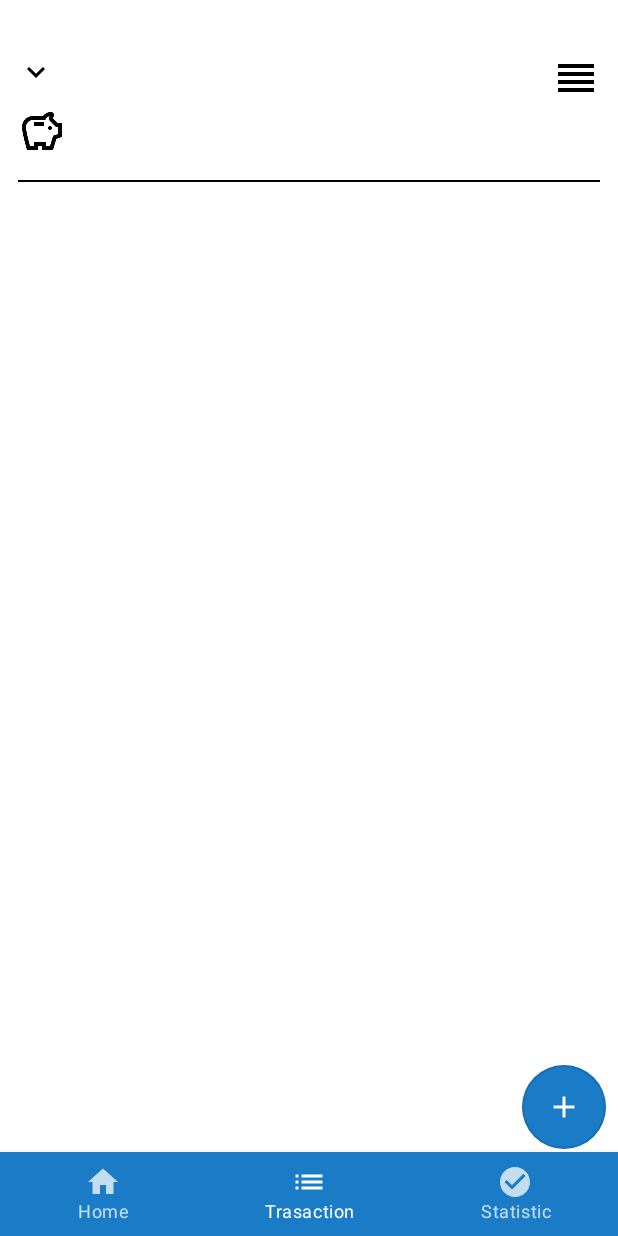
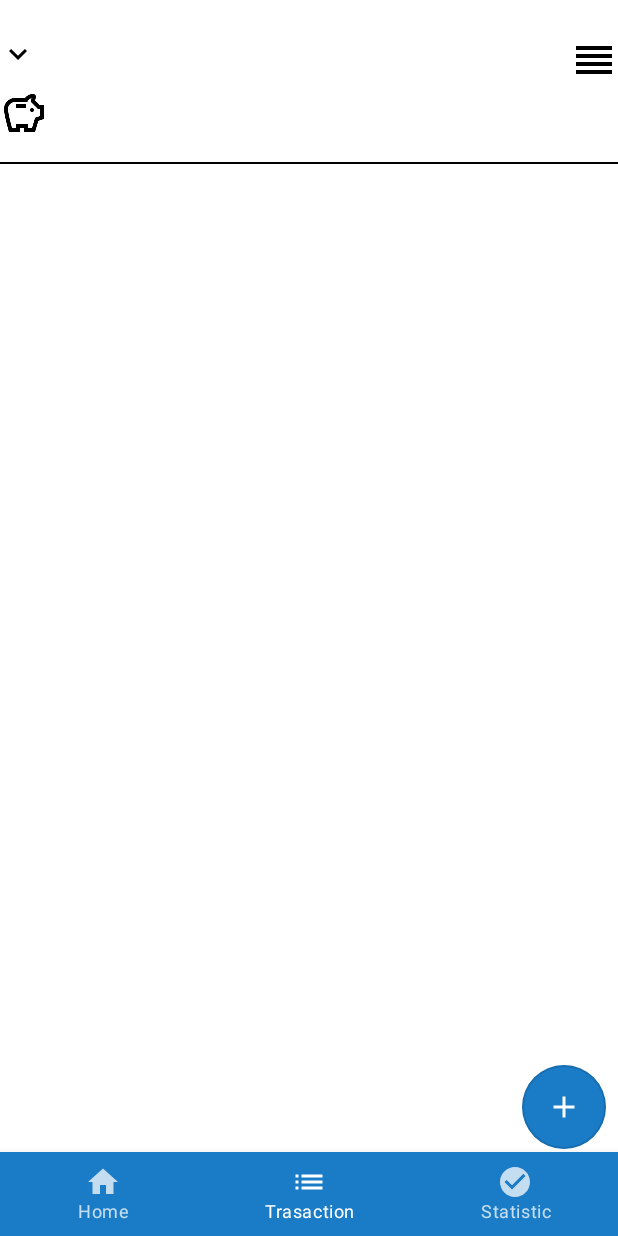
Before and after one commit to Mister-Casper/MoneyManager, an Android app built with Jetpack Compose: the MoneyManagerScreen screen opened through its navigation route, on a phone screen of 412 x 824 dp. Run offline under Robolectric (Android 15) with nearby library versions, the phone set to English and light mode, and no system bars; our stand-ins replace Dagger/Hilt's generated code, Firebase (no records; nobody signed in at launch, a user with empty details on screens opened directly), Room's generated code, accompanist; libraries missing offline, so code that uses them is left out: com.github.mikephil.charting, com.google.accompanist.navigation; 8 statements that could not run were skipped.

Commit message:
Update TransactionsScreen.kt

```diff
--- a/app/src/main/java/com/sgcdeveloper/moneymanager/presentation/ui/transactions/TransactionsScreen.kt
+++ b/app/src/main/java/com/sgcdeveloper/moneymanager/presentation/ui/transactions/TransactionsScreen.kt
@@ -50,8 +50,6 @@ fun TransactionsScreen(transactionsViewModel: TransactionsViewModel, navControll
             .fillMaxSize()
             .padding(bottom = 50.dp)
     ) {
-        LazyColumn(Modifier.padding(12.dp)) {
-            item {
         Column(Modifier.fillMaxSize()) {
             Row {
                 Row(Modifier.weight(1f)) {
@@ -118,8 +116,7 @@ fun TransactionsScreen(transactionsViewModel: TransactionsViewModel, navControll
                 thickness = 1.dp,
                 modifier = Modifier.padding(top = 16.dp)
             )
-                }
-            }
+            LazyColumn(Modifier.padding(12.dp)) {
                 items(transactions.value.size) {
                     val transactionItem = transactions.value[it]
                     if (transactionItem is BaseTransactionItem.TransactionHeader) {
@@ -158,6 +155,8 @@ fun TransactionsScreen(transactionsViewModel: TransactionsViewModel, navControll
                     }
                 }
             }
+        }
+
 
         OutlinedButton(
             onClick = { navController.navigate(Screen.AddTransaction(transactionsViewModel.defaultWallet.value).route) },
```
Lines whose indentation alone changed are shown as unchanged.
